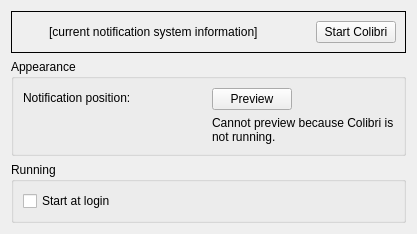
Above: kcm/controlmodule.ui from KDE/colibri before the change. Below: the same form after it.
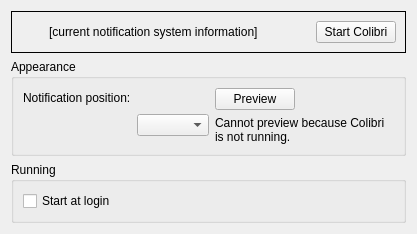
That is the form after the change. Custom widgets are drawn as their Qt base class.

Commit message: Make it possible to specify the screen where the notifications will appear.

```diff
--- a/kcm/controlmodule.ui
+++ b/kcm/controlmodule.ui
@@ -109,6 +109,9 @@
           </item>
          </layout>
         </item>
+        <item row="1" column="1">
+         <widget class="KComboBox" name="screenComboBox"/>
+        </item>
        </layout>
       </item>
       <item>
@@ -193,6 +196,11 @@
   </layout>
  </widget>
  <customwidgets>
+  <customwidget>
+   <class>KComboBox</class>
+   <extends>QComboBox</extends>
+   <header>kcombobox.h</header>
+  </customwidget>
   <customwidget>
    <class>Colibri::AlignmentSelector</class>
    <extends>QWidget</extends>
```
The commit also changes 6 other files.
